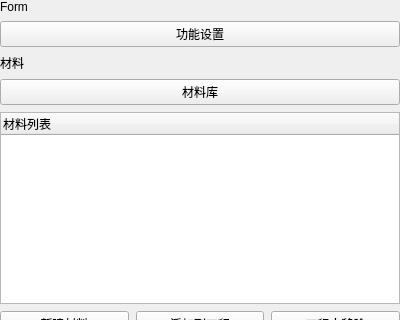
Above: plugins/Base_MaterialManager/MaterialManagerWidget.ui from asd977/base_cae before the change; both pictures show x 0 to 400 and y 0 to 320 of the 400 by 458 pixel window. Below: the same form after it.
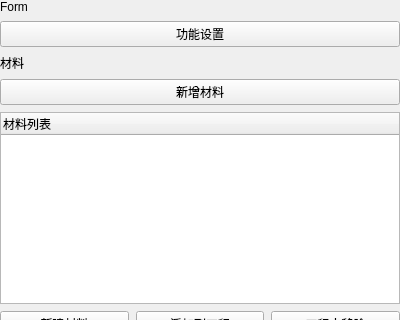
That is the form after the change.

Commit message: 重构材料管理为黄金坪模型直加模式

Patch:
```diff
--- a/plugins/Base_MaterialManager/MaterialManagerWidget.ui
+++ b/plugins/Base_MaterialManager/MaterialManagerWidget.ui
@@ -53,7 +53,7 @@
    <item>
     <widget class="QPushButton" name="pushButton_2">
      <property name="text">
-      <string>材料库</string>
+      <string>新增材料</string>
      </property>
     </widget>
    </item>
```
The commit also changes 7 other files.
